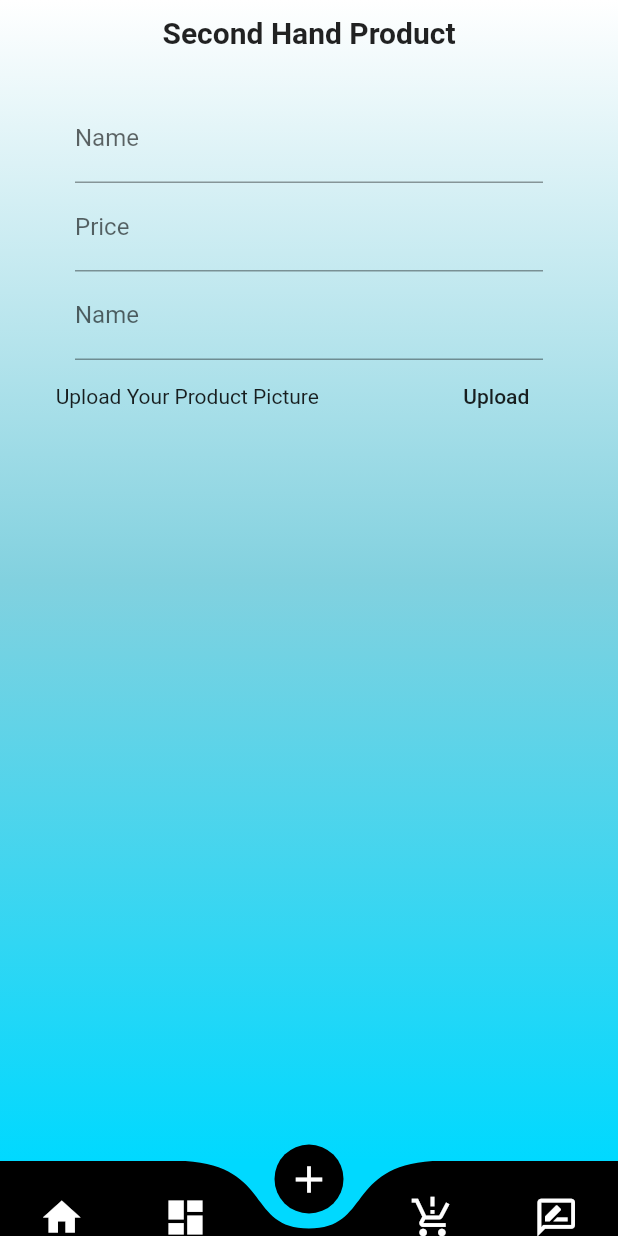
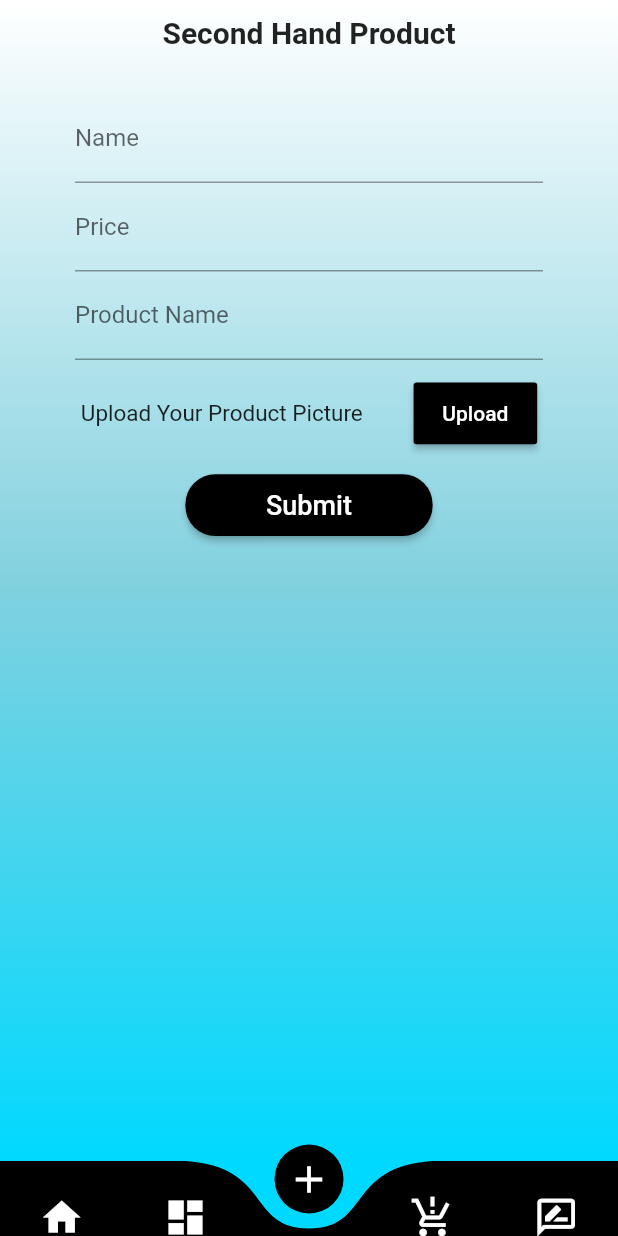
Before and after one commit to PriyanshVaghani/20IT156_20IT160_SGP_Project_Sem3, a Flutter app: the HomePage screen opened directly, item 3 of the bottom bar chosen, on a phone screen of 412 x 824 dp. Run offline on Flutter 3.47's test engine with Material 2 defaults, Android fonts, the phone set to English and light mode, and no system bars; drawn by our look-alikes of curved_navigation_bar; our stand-ins replace firebase_auth, firebase_core; missing offline and left inert: multilevel_drawer; accounts and stored records are empty.

Commit message:
Just commit

```diff
--- a/lib/NavigationBar/changepassword.dart
+++ b/lib/NavigationBar/changepassword.dart
@@ -62,6 +62,11 @@ class _ChangePasswordState extends State<ChangePassword> {
           padding: EdgeInsets.symmetric(vertical: 20, horizontal: 30),
           child: ListView(
             children: [
+              Center(
+                  child: Text(
+                'If you want change your password',
+                style: TextStyle(fontSize: 18),
+              )),
               Container(
                 margin: EdgeInsets.symmetric(vertical: 10, horizontal: 20),
                 child: TextFormField(
--- a/lib/NavigationBar/secondhand_product.dart
+++ b/lib/NavigationBar/secondhand_product.dart
@@ -22,6 +22,8 @@ class _SecondHandProductState extends State<SecondHandProduct> {
               Color(0xFF82D1DF),
               Color(0xFF00D9FF),
             ])),
+        child: SingleChildScrollView(
+          scrollDirection: Axis.vertical,
           child: Column(
             children: [
               SizedBox(
@@ -50,20 +52,59 @@ class _SecondHandProductState extends State<SecondHandProduct> {
               SizedBox(
                 width: MediaQuery.of(context).size.width - 100,
                 child: TextField(
-                decoration: InputDecoration(labelText: 'Name'),
+                  decoration: InputDecoration(labelText: 'Product Name'),
                 ),
               ),
+              SizedBox(
+                height: 15,
+              ),
               Row(
-              mainAxisAlignment: MainAxisAlignment.spaceAround,
+                mainAxisAlignment: MainAxisAlignment.spaceBetween,
                 children: [
-                Text('Upload Your Product Picture'),
-                MaterialButton(
+                  SizedBox(
+                    width: 20,
+                  ),
+                  Text('Upload Your Product Picture',
+                      style: TextStyle(fontSize: 15)),
+                  SizedBox(
+                    height: MediaQuery.of(context).size.height * 0.05,
+                    width: MediaQuery.of(context).size.height * 0.1,
+                    child: MaterialButton(
+                      color: Colors.black,
                       onPressed: () {},
-                  child: Text('Upload'),
-                )
+                      child: Text(
+                        'Upload',
+                        style: TextStyle(color: Colors.white),
+                      ),
+                    ),
+                  ),
+                  SizedBox(
+                    width: 20,
+                  ),
                 ],
-            )
+              ),
+              SizedBox(
+                height: 20,
+              ),
+              SizedBox(
+                height: MediaQuery.of(context).size.height * 0.05,
+                width: MediaQuery.of(context).size.height * 0.2,
+                child: MaterialButton(
+                  onPressed: () {},
+                  color: Colors.black,
+                  child: Text(
+                    'Submit',
+                    style: TextStyle(
+                      fontSize: 18,
+                      color: Colors.white,
+                    ),
+                  ),
+                  shape: RoundedRectangleBorder(
+                      borderRadius: BorderRadius.circular(20)),
+                ),
+              ),
             ],
+          ),
         ));
   }
 }
```
Also changed, not shown: lib/NavigationBar/myprofile.dart (+10 -7 lines). Lines whose indentation alone changed are shown as unchanged.
